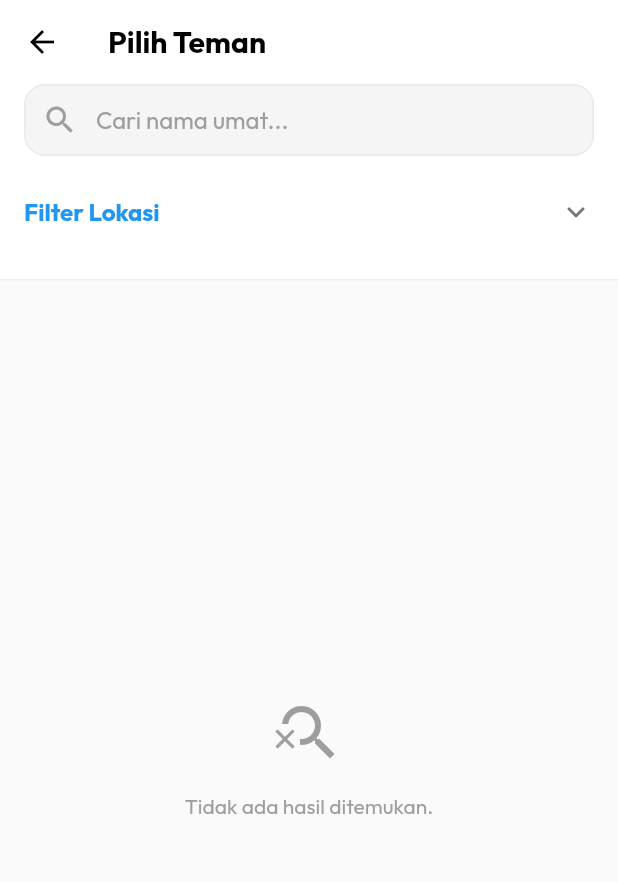
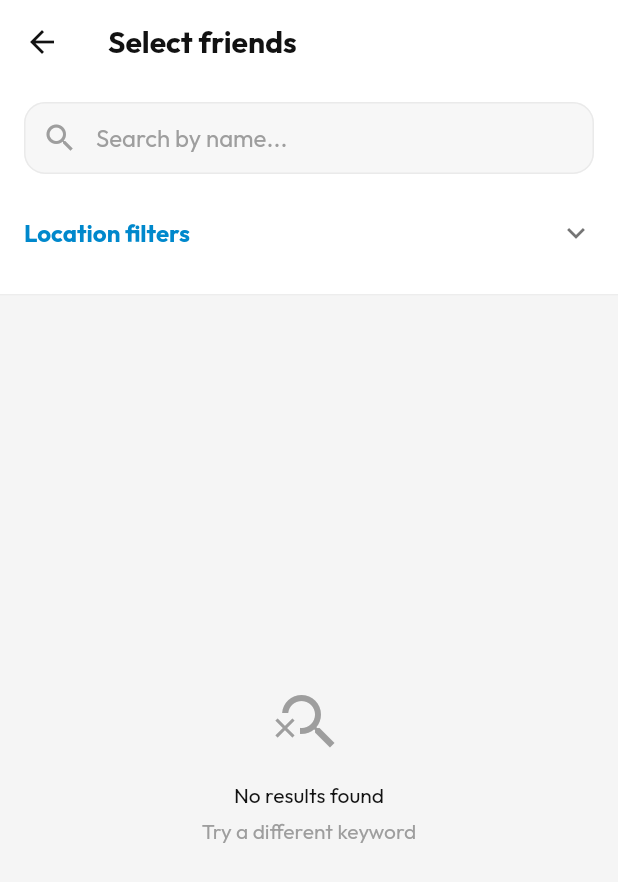
Before and after one commit to greyhound90/Mychatolic-app, a Flutter app: the FriendSearchPage screen opened directly, on a phone screen of 412 x 824 dp. Shown: the top 882 px of the screen. Run offline on Flutter 3.47's test engine with Material 3 defaults, Android fonts, the phone set to English and light mode, and no system bars; our stand-ins replace audioplayers, cached_network_image, dropdown_search, easy_date_timeline, flutter_dotenv, flutter_image_compress and 15 more; missing offline and left inert: firebase_data_connect, record; accounts and stored records are empty; network calls fail.

Commit message:
update project

```diff
--- a/lib/features/social/pages/friend_search_page.dart
+++ b/lib/features/social/pages/friend_search_page.dart
@@ -6,6 +6,8 @@ import 'package:mychatolic_app/features/profile/pages/profile_page.dart';
 import 'package:mychatolic_app/services/master_data_service.dart';
 import 'package:mychatolic_app/services/profile_service.dart';
 import 'package:mychatolic_app/widgets/safe_network_image.dart';
+import 'package:mychatolic_app/l10n/gen/app_localizations.dart';
+import 'package:mychatolic_app/core/design_tokens.dart';
 import 'package:supabase_flutter/supabase_flutter.dart';
 
 class FriendSearchPage extends StatefulWidget {
@@ -186,27 +188,28 @@ class _FriendSearchPageState extends State<FriendSearchPage> {
 
   @override
   Widget build(BuildContext context) {
+    final t = AppLocalizations.of(context)!;
+    final colorScheme = Theme.of(context).colorScheme;
     return Scaffold(
-      backgroundColor:
-          Colors.grey[50], // Lighter theme as per ProfilePage style
+      backgroundColor: AppColors.background,
       appBar: AppBar(
         title: Text(
-          widget.isSelectionMode ? "Pilih Teman" : "Cari Teman",
+          widget.isSelectionMode ? t.friendSearchSelectTitle : t.friendSearchTitle,
           style: GoogleFonts.outfit(
             fontWeight: FontWeight.bold,
-            color: Colors.black,
+            color: AppColors.text,
           ),
         ),
-        backgroundColor: Colors.white,
+        backgroundColor: AppColors.surface,
         elevation: 0,
-        iconTheme: const IconThemeData(color: Colors.black),
+        iconTheme: const IconThemeData(color: AppColors.text),
       ),
       body: Column(
         children: [
           // 1. SEARCH BAR & FILTERS
           Container(
-            color: Colors.white,
-            padding: const EdgeInsets.fromLTRB(16, 0, 16, 16),
+            color: AppColors.surface,
+            padding: const EdgeInsets.fromLTRB(16, 12, 16, 12),
             child: Column(
               children: [
                 // Search Field
@@ -214,19 +217,19 @@ class _FriendSearchPageState extends State<FriendSearchPage> {
                   controller: _searchController,
                   onChanged: _onSearchChanged,
                   decoration: InputDecoration(
-                    hintText: "Cari nama umat...",
-                    prefixIcon: const Icon(Icons.search, color: Colors.grey),
+                    hintText: t.friendSearchHint,
+                    prefixIcon: const Icon(Icons.search, color: AppColors.textMuted),
                     filled: true,
-                    fillColor: Colors.grey[100],
+                    fillColor: AppColors.surfaceAlt,
                     border: OutlineInputBorder(
-                      borderRadius: BorderRadius.circular(12),
+                      borderRadius: BorderRadius.circular(18),
                       borderSide: BorderSide.none,
                     ),
-                    contentPadding: const EdgeInsets.symmetric(horizontal: 16),
+                    contentPadding: const EdgeInsets.symmetric(horizontal: 16, vertical: 12),
                   ),
                 ),
 
-                const SizedBox(height: 8),
+                const SizedBox(height: 10),
 
                 // Expandable Filter
                 Theme(
@@ -235,10 +238,10 @@ class _FriendSearchPageState extends State<FriendSearchPage> {
                   ).copyWith(dividerColor: Colors.transparent),
                   child: ExpansionTile(
                     title: Text(
-                      "Filter Lokasi",
+                      t.friendSearchFilterTitle,
                       style: GoogleFonts.outfit(
                         fontWeight: FontWeight.bold,
-                        color: Colors.blue,
+                        color: colorScheme.primary,
                       ),
                     ),
                     initiallyExpanded: _isFilterExpanded,
@@ -248,7 +251,7 @@ class _FriendSearchPageState extends State<FriendSearchPage> {
                     children: [
                       // Row 1: Country
                       _buildDropdown(
-                        hint: "Pilih Negara",
+                        hint: t.friendSearchCountryHint,
                         value: _selectedCountryId,
                         items: _countries,
                         onChanged: (val) {
@@ -267,7 +270,7 @@ class _FriendSearchPageState extends State<FriendSearchPage> {
 
                       // Row 2: Diocese
                       _buildDropdown(
-                        hint: "Pilih Keuskupan",
+                        hint: t.friendSearchDioceseHint,
                         value: _selectedDioceseId,
                         items: _dioceses,
                         enabled: _selectedCountryId != null,
@@ -285,7 +288,7 @@ class _FriendSearchPageState extends State<FriendSearchPage> {
 
                       // Row 3: Church
                       _buildDropdown(
-                        hint: "Pilih Paroki",
+                        hint: t.friendSearchChurchHint,
                         value: _selectedChurchId,
                         items: _churches,
                         enabled: _selectedDioceseId != null,
@@ -302,10 +305,8 @@ class _FriendSearchPageState extends State<FriendSearchPage> {
                           child: TextButton.icon(
                             onPressed: _resetFilters,
                             icon: const Icon(Icons.clear, size: 16),
-                            label: const Text("Reset Filter"),
-                            style: TextButton.styleFrom(
-                              foregroundColor: Colors.red,
-                            ),
+                            label: Text(t.friendSearchReset),
+                            style: TextButton.styleFrom(foregroundColor: AppColors.danger),
                           ),
                         ),
                     ],
@@ -315,14 +316,14 @@ class _FriendSearchPageState extends State<FriendSearchPage> {
             ),
           ),
 
-          const Divider(height: 1),
+          Divider(height: 1, color: AppColors.border),
 
           // 2. RESULTS LIST
           Expanded(
             child: _isLoading
                 ? const Center(child: CircularProgressIndicator())
                 : _searchResults.isEmpty
-                ? _buildEmptyState()
+                ? _buildEmptyState(t)
                 : ListView.separated(
                     padding: const EdgeInsets.all(16),
                     itemCount: _searchResults.length,
@@ -347,26 +348,26 @@ class _FriendSearchPageState extends State<FriendSearchPage> {
     bool enabled = true,
   }) {
     return Container(
-      padding: const EdgeInsets.symmetric(horizontal: 12),
+      padding: const EdgeInsets.symmetric(horizontal: 12, vertical: 4),
       decoration: BoxDecoration(
-        color: enabled ? Colors.white : Colors.grey[100],
-        borderRadius: BorderRadius.circular(8),
-        border: Border.all(color: Colors.grey.shade300),
+        color: enabled ? AppColors.surface : AppColors.surfaceAlt,
+        borderRadius: BorderRadius.circular(12),
+        border: Border.all(color: AppColors.border),
       ),
       child: DropdownButtonHideUnderline(
         child: DropdownButton<String>(
           value: value,
-          hint: Text(hint, style: GoogleFonts.outfit(color: Colors.grey)),
+          hint: Text(hint, style: GoogleFonts.outfit(color: AppColors.textMuted)),
           isExpanded: true,
           items: items.map((item) {
             return DropdownMenuItem<String>(
               value: item['id'].toString(),
-              child: Text(item['name'], style: GoogleFonts.outfit()),
+              child: Text(item['name'], style: GoogleFonts.outfit(color: AppColors.text)),
             );
           }).toList(),
           onChanged: enabled ? onChanged : null,
-          icon: const Icon(Icons.arrow_drop_down, color: Colors.grey),
-          dropdownColor: Colors.white,
+          icon: const Icon(Icons.arrow_drop_down, color: AppColors.textMuted),
+          dropdownColor: AppColors.surface,
         ),
       ),
     );
@@ -377,6 +378,7 @@ class _FriendSearchPageState extends State<FriendSearchPage> {
     // We need to instantiate Profile to use its getters easily, or replicate logic.
     // Let's instantiate from Json
     final profile = Profile.fromJson(data);
+    final colorScheme = Theme.of(context).colorScheme;
 
     return GestureDetector(
       onTap: () {
@@ -395,14 +397,14 @@ class _FriendSearchPageState extends State<FriendSearchPage> {
       child: Container(
         padding: const EdgeInsets.all(12),
         decoration: BoxDecoration(
-          color: Colors.white,
-          borderRadius: BorderRadius.circular(12),
-          border: Border.all(color: Colors.grey.shade200),
+          color: AppColors.surface,
+          borderRadius: BorderRadius.circular(16),
+          border: Border.all(color: AppColors.border),
           boxShadow: [
             BoxShadow(
-              color: Colors.grey.shade100,
-              blurRadius: 4,
-              offset: const Offset(0, 2),
+              color: Colors.black.withOpacity(0.04),
+              blurRadius: 10,
+              offset: const Offset(0, 6),
             ),
           ],
         ),
@@ -430,6 +432,7 @@ class _FriendSearchPageState extends State<FriendSearchPage> {
                           style: GoogleFonts.outfit(
                             fontWeight: FontWeight.bold,
                             fontSize: 16,
+                            color: AppColors.text,
                           ),
                           overflow: TextOverflow.ellipsis,
                         ),
@@ -444,7 +447,7 @@ class _FriendSearchPageState extends State<FriendSearchPage> {
                             vertical: 2,
                           ),
                           decoration: BoxDecoration(
-                            color: Colors.deepPurple,
+                            color: colorScheme.primary,
                             borderRadius: BorderRadius.circular(4),
                           ),
                           child: Text(
@@ -468,31 +471,36 @@ class _FriendSearchPageState extends State<FriendSearchPage> {
                   ),
                   const SizedBox(height: 4),
                   Text(
-                    "Paroki ${profile.parish ?? '-'} • ${profile.roleLabel}",
-                    style: GoogleFonts.outfit(color: Colors.grey, fontSize: 12),
+                      "Paroki ${profile.parish ?? '-'} • ${profile.roleLabel}",
+                    style: GoogleFonts.outfit(color: AppColors.textBody, fontSize: 12),
                     maxLines: 1,
                     overflow: TextOverflow.ellipsis,
                   ),
                 ],
               ),
             ),
-            const Icon(Icons.arrow_forward_ios, size: 16, color: Colors.grey),
+            const Icon(Icons.arrow_forward_ios, size: 16, color: AppColors.textMuted),
           ],
         ),
       ),
     );
   }
 
-  Widget _buildEmptyState() {
+  Widget _buildEmptyState(AppLocalizations t) {
     return Center(
       child: Column(
         mainAxisAlignment: MainAxisAlignment.center,
         children: [
-          const Icon(Icons.search_off, size: 48, color: Colors.grey),
+          const Icon(Icons.search_off, size: 48, color: AppColors.textMuted),
           const SizedBox(height: 16),
           Text(
-            "Tidak ada hasil ditemukan.",
-            style: GoogleFonts.outfit(color: Colors.grey),
+            t.friendSearchEmptyTitle,
+            style: GoogleFonts.outfit(color: AppColors.text),
+          ),
+          const SizedBox(height: 6),
+          Text(
+            t.friendSearchEmptySubtitle,
+            style: GoogleFonts.outfit(color: AppColors.textMuted),
           ),
         ],
       ),
--- a/lib/l10n/app_en.arb
+++ b/lib/l10n/app_en.arb
@@ -321,5 +321,15 @@
   "chatSearchTileTitle": "Search friends",
   "chatSearchTileSubtitle": "Find people from your parish",
   "chatPreviewEmpty": "Start a conversation",
-  "chatYesterday": "Yesterday"
+  "chatYesterday": "Yesterday",
+  "friendSearchTitle": "Search friends",
+  "friendSearchSelectTitle": "Select friends",
+  "friendSearchHint": "Search by name...",
+  "friendSearchFilterTitle": "Location filters",
+  "friendSearchCountryHint": "Select country",
+  "friendSearchDioceseHint": "Select diocese",
+  "friendSearchChurchHint": "Select parish",
+  "friendSearchReset": "Reset filters",
+  "friendSearchEmptyTitle": "No results found",
+  "friendSearchEmptySubtitle": "Try a different keyword"
 }
--- a/lib/l10n/gen/app_localizations.dart
+++ b/lib/l10n/gen/app_localizations.dart
@@ -1639,6 +1639,66 @@ abstract class AppLocalizations {
   /// In en, this message translates to:
   /// **'Yesterday'**
   String get chatYesterday;
+
+  /// No description provided for @friendSearchTitle.
+  ///
+  /// In en, this message translates to:
+  /// **'Search friends'**
+  String get friendSearchTitle;
+
+  /// No description provided for @friendSearchSelectTitle.
+  ///
+  /// In en, this message translates to:
+  /// **'Select friends'**
+  String get friendSearchSelectTitle;
+
+  /// No description provided for @friendSearchHint.
+  ///
+  /// In en, this message translates to:
+  /// **'Search by name...'**
+  String get friendSearchHint;
+
+  /// No description provided for @friendSearchFilterTitle.
+  ///
+  /// In en, this message translates to:
+  /// **'Location filters'**
+  String get friendSearchFilterTitle;
+
+  /// No description provided for @friendSearchCountryHint.
+  ///
+  /// In en, this message translates to:
+  /// **'Select country'**
+  String get friendSearchCountryHint;
+
+  /// No description provided for @friendSearchDioceseHint.
+  ///
+  /// In en, this message translates to:
+  /// **'Select diocese'**
+  String get friendSearchDioceseHint;
+
+  /// No description provided for @friendSearchChurchHint.
+  ///
+  /// In en, this message translates to:
+  /// **'Select parish'**
+  String get friendSearchChurchHint;
+
+  /// No description provided for @friendSearchReset.
+  ///
+  /// In en, this message translates to:
+  /// **'Reset filters'**
+  String get friendSearchReset;
+
+  /// No description provided for @friendSearchEmptyTitle.
+  ///
+  /// In en, this message translates to:
+  /// **'No results found'**
+  String get friendSearchEmptyTitle;
+
+  /// No description provided for @friendSearchEmptySubtitle.
+  ///
+  /// In en, this message translates to:
+  /// **'Try a different keyword'**
+  String get friendSearchEmptySubtitle;
 }
 
 class _AppLocalizationsDelegate
--- a/lib/l10n/gen/app_localizations_en.dart
+++ b/lib/l10n/gen/app_localizations_en.dart
@@ -820,4 +820,34 @@ class AppLocalizationsEn extends AppLocalizations {
 
   @override
   String get chatYesterday => 'Yesterday';
+
+  @override
+  String get friendSearchTitle => 'Search friends';
+
+  @override
+  String get friendSearchSelectTitle => 'Select friends';
+
+  @override
+  String get friendSearchHint => 'Search by name...';
+
+  @override
+  String get friendSearchFilterTitle => 'Location filters';
+
+  @override
+  String get friendSearchCountryHint => 'Select country';
+
+  @override
+  String get friendSearchDioceseHint => 'Select diocese';
+
+  @override
+  String get friendSearchChurchHint => 'Select parish';
+
+  @override
+  String get friendSearchReset => 'Reset filters';
+
+  @override
+  String get friendSearchEmptyTitle => 'No results found';
+
+  @override
+  String get friendSearchEmptySubtitle => 'Try a different keyword';
 }
```
Also changed, not shown: lib/features/social/pages/chat_page.dart (+2 -65 lines), lib/features/social/widgets/chat_actions_sheet.dart (+0 -9 lines), lib/l10n/app_id.arb (+11 -1 lines), lib/l10n/gen/app_localizations_id.dart (+30 -0 lines).
